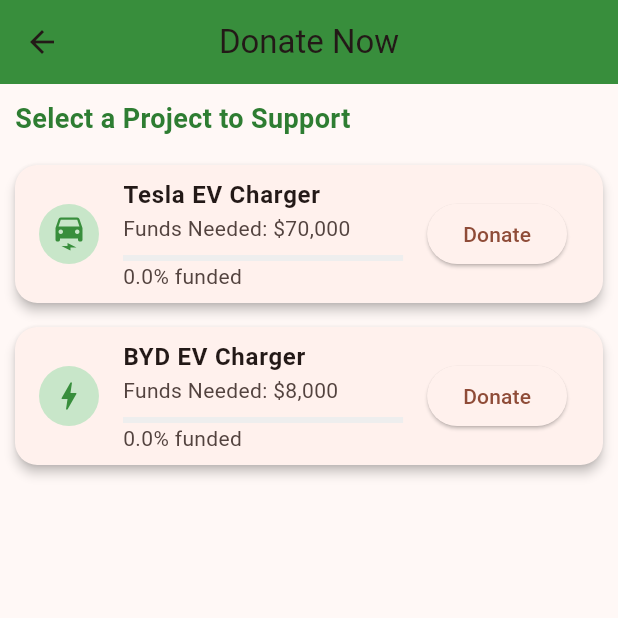
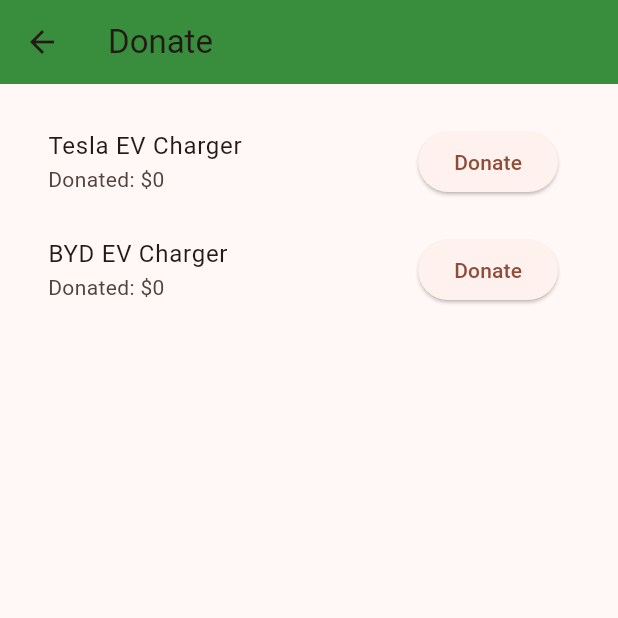
Before and after one commit to Anonymoust04/TJZL, a Flutter app: the DonatePage screen opened by its route, on a phone screen of 412 x 824 dp, the top half of it. Run offline on Flutter 3.47's test engine with Material 3 defaults, Android fonts, the phone set to English and light mode, and no system bars.

Commit message:
Donation page debugged
Allows people to select donations and enter amount, updates total donations

```diff
--- a/flutter_application_1/lib/donate_page.dart
+++ b/flutter_application_1/lib/donate_page.dart
@@ -1,60 +1,48 @@
 import 'package:flutter/material.dart';
+import 'track_donations_page.dart';
 
-class DonatePage extends StatelessWidget {
+class DonatePage extends StatefulWidget {
+  @override
+  _DonatePageState createState() => _DonatePageState();
+}
+
+class _DonatePageState extends State<DonatePage> {
+  Map<String, int> donations = {
+    'Tesla EV Charger': 0,
+    'BYD EV Charger': 0,
+  };
+
   @override
   Widget build(BuildContext context) {
     return Scaffold(
       appBar: AppBar(
-        title: Text('Donate Now'),
+        title: Text('Donate'),
         backgroundColor: Colors.green.shade700,
-        centerTitle: true,
-        elevation: 0,
       ),
-      body: Padding(
-        padding: const EdgeInsets.all(10.0),
-        child: Column(
-          crossAxisAlignment: CrossAxisAlignment.start,
-          children: [
-            Text(
-              "Select a Project to Support",
-              style: TextStyle(
-                fontSize: 18,
-                fontWeight: FontWeight.bold,
-                color: Colors.green.shade800,
-              ),
+      body: ListView(
+        padding: EdgeInsets.all(16),
+        children: donations.keys.map((projectName) {
+          return ListTile(
+            title: Text(projectName),
+            subtitle: Text('Donated: \$${donations[projectName]}'),
+            trailing: ElevatedButton(
+              onPressed: () async {
+                final donatedAmount = await Navigator.push(
+                  context,
+                  MaterialPageRoute(
+                    builder: (context) => TrackDonationsPage(projectName: projectName),
+                  ),
+                );
+                if (donatedAmount != null) {
+                  setState(() {
+                    donations[projectName] = donations[projectName]! + (donatedAmount as int);
+                  });
+                }
+              },
+              child: Text('Donate'),
             ),
-            SizedBox(height: 10),
-            Expanded(
-              child: ListView(
-                children: [
-                  ProjectCard(
-                    title: 'Tesla EV Charger',
-                    subtitle: 'Funds Needed: \$70,000',
-                    icon: Icons.electric_car,
-                    onTap: () {
-                      Navigator.pushNamed(context, '/track');
-                    },
-                    targetAmount: 70000.0,
-                    currentAmount: 0.0,
-                    percentageComplete: 0.0,
-                  ),
-                  ProjectCard(
-                    title: 'BYD EV Charger',
-                    subtitle: 'Funds Needed: \$8,000',
-                    icon: Icons.bolt,
-                    onTap: () {
-                      Navigator.pushNamed(context, '/track');
-                    },
-                    targetAmount: 8000.0,
-                    currentAmount: 0.0,
-                    percentageComplete: 0.0,
-                  ),
-                  // Add more ProjectCards for other projects
-                ],
-              ),
-            ),
-          ],
-        ),
+          );
+        }).toList(),
       ),
     );
   }
```
Also changed, not shown: flutter_application_1/lib/main.dart (+4 -4 lines), flutter_application_1/lib/track_donations_page.dart (+75 -11 lines), flutter_application_1/flutter_01.png (added), 1 other file.
